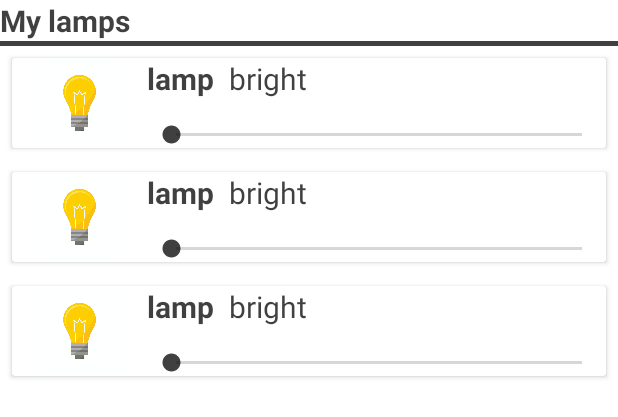
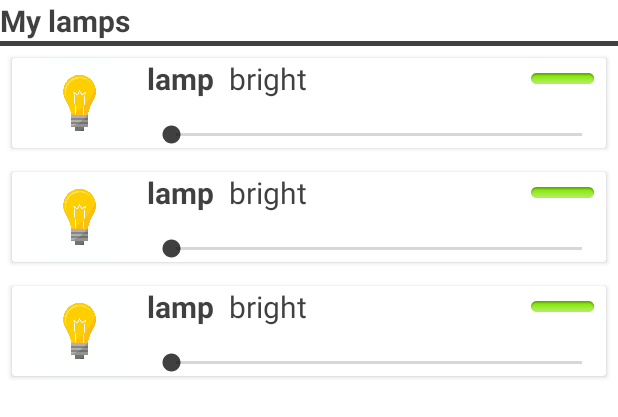
Before and after one commit to procrastination-team/lamp.mobile, an Android app: the layout activity_main.xml on its own in the app's theme, with its tools: preview values and no code run, on a phone screen of 412 x 824 dp. Shown: the top 417 px of the screen. Run offline under Robolectric (Android 15) with nearby library versions, the phone set to English and light mode, and no system bars.

Commit message:
second commit

```diff
--- a/app/src/main/AndroidManifest.xml
+++ b/app/src/main/AndroidManifest.xml
@@ -2,7 +2,9 @@
 <manifest xmlns:android="http://schemas.android.com/apk/res/android"
     package="com.example.lamp">
 
+    <uses-permission android:name="android.permission.INTERNET" />
     <application
+        android:usesCleartextTraffic="true"
         android:allowBackup="true"
         android:icon="@mipmap/ic_launcher"
         android:label="@string/app_name"
--- a/app/src/main/java/com/example/lamp/Lamp.kt
+++ b/app/src/main/java/com/example/lamp/Lamp.kt
@@ -1,3 +1,3 @@
 package com.example.lamp
 
-data class Lamp(val name: String, var power: Int = 0)
+data class Lamp(val id: String, var brightness: Int = 0, var power: Int = 0)
--- a/app/src/main/res/layout/activity_main.xml
+++ b/app/src/main/res/layout/activity_main.xml
@@ -37,8 +37,9 @@
         app:layout_constraintBottom_toBottomOf="parent"
         app:layout_constraintEnd_toEndOf="parent"
         app:layout_constraintStart_toStartOf="parent"
+
         app:layout_constraintTop_toBottomOf="@id/divider3"
-
         tools:listitem="@layout/list_item" />
 
+
 </androidx.constraintlayout.widget.ConstraintLayout>
--- a/app/src/main/res/layout/list_item.xml
+++ b/app/src/main/res/layout/list_item.xml
@@ -29,7 +29,7 @@
             app:srcCompat="@drawable/lamplamp" />
 
         <TextView
-            android:id="@+id/textViewSign"
+            android:id="@+id/textViewLampID"
 
             android:layout_width="wrap_content"
             android:layout_height="wrap_content"
@@ -44,7 +44,7 @@
 
 
         <TextView
-            android:id="@+id/textView4"
+            android:id="@+id/textViewLampBrightness"
 
             android:layout_width="wrap_content"
             android:layout_height="wrap_content"
@@ -54,8 +54,22 @@
             android:textColor="#BF000000"
 
             android:textSize="20sp"
-            app:layout_constraintStart_toEndOf="@+id/textViewSign"
+            app:layout_constraintStart_toEndOf="@+id/textViewLampID"
             app:layout_constraintTop_toTopOf="parent" />
+
+
+        <ImageView
+            android:layout_marginEnd="8dp"
+            android:id="@+id/OnOff"
+            android:layout_width="wrap_content"
+            android:layout_height="wrap_content"
+
+            android:layout_marginTop="10dp"
+            app:layout_constraintEnd_toEndOf="parent"
+
+            app:layout_constraintTop_toTopOf="parent"
+            app:srcCompat="@android:drawable/button_onoff_indicator_on" />
+
 
         <SeekBar
             android:id="@+id/seekBar"
```
Also changed, not shown: app/build.gradle (+16 -0 lines), app/src/main/java/com/example/lamp/LampAPI.kt (added, +47 -0 lines), app/src/main/java/com/example/lamp/LampsAdapter.kt (+39 -13 lines), app/src/main/java/com/example/lamp/MainActivity.kt (+34 -6 lines), app/src/main/res/layout/progres_bar.xml (added, +22 -0 lines).
